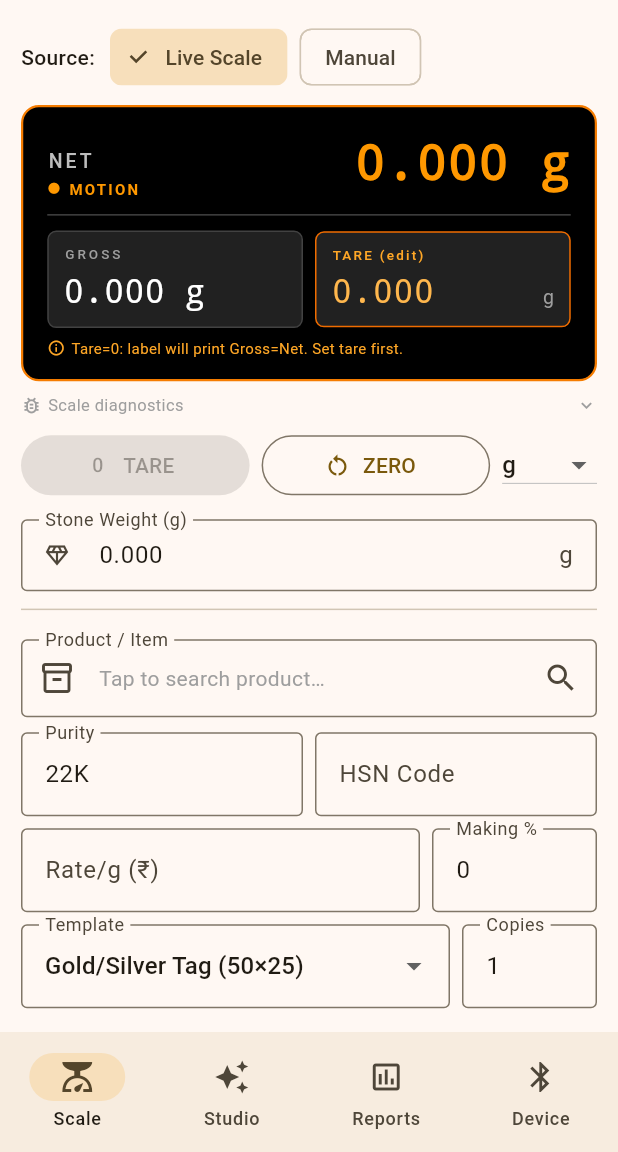
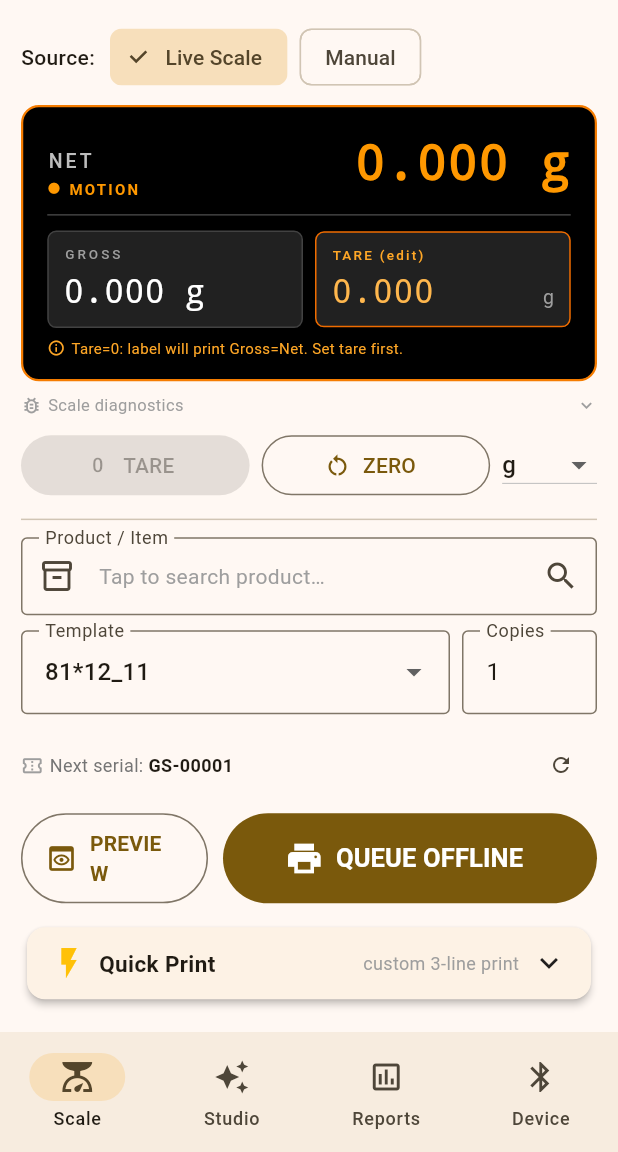
Before and after one commit to jiten3683-cloud/gs-label-app, a Flutter app: the HomeShell screen opened directly with empty values, on a phone screen of 412 x 824 dp, the part 84-1236 px from its top. Run offline on Flutter 3.47's test engine with Material 3 defaults, Android fonts, the phone set to English and light mode, and no system bars; our stand-ins replace barcode_widget, csv, device_info_plus, file_picker, flutter_blue_plus, flutter_secure_storage and 7 more; missing offline and left inert: excel; accounts and stored records are empty.

Commit message:
feat: v1.0.5 — raw scale weight pass-through, extra-zero option, 81x12 template
- Weight is printed exactly as the scale sends it; the unit selector is a
  text suffix only (adds "None"). ESP32 forwards raw unit/decimals over BLE
  and no longer rescales kg readings. Button reprint carries the app's unit.
- "Extra Zero on Weight" setting pads one trailing zero (200.20 -> 200.200).
- Reports reprint keeps the stored precision instead of forcing 3 decimals.
- Built-in 81x12 template seeded on startup.
- Firmware: 180-degree logo rotation, no blank labels after power-on on
  button print, gap/label-size handling for test print.
- Default print direction set to rotated 180; support contact removed from
  login screen.

Co-Authored-By: Claude Opus 5 <noreply@anthropic.com>

```diff
--- a/app/lib/models/label_element.dart
+++ b/app/lib/models/label_element.dart
@@ -87,10 +87,13 @@ class LabelElement {
         } else {
           wtStr = ctx.netStr; wtVar = 'net';
         }
+        // 'unit' rides along so a physical-button reprint on the ESP32 appends the
+        // same suffix the app chose, instead of falling back to a hardcoded "g".
         return {'type': 'text', 'x': x, 'y': y, 'font': font, 'rot': rotation,
                 'xs': xScale, 'ys': yScale, 'bold': bold,
                 'text': '$prefix$wtStr$suffix',
-                'wt_var': wtVar, 'pre': prefix, 'suf': suffix};
+                'wt_var': wtVar, 'pre': prefix, 'suf': suffix,
+                'unit': unit == 'None' ? '' : unit};
       case ElType.serial:
         return {'type': 'text', 'x': x, 'y': y, 'font': font, 'rot': rotation,
                 'xs': xScale, 'ys': yScale, 'bold': bold,
--- a/app/lib/pages/scale_page.dart
+++ b/app/lib/pages/scale_page.dart
@@ -8,12 +8,34 @@ import '../services/db_service.dart';
 import '../models/label_element.dart';
 import '../widgets/label_canvas.dart';
 
-const _unitFactors = {'g': 1.0, 'mg': 1000.0, 'Tola': 1 / 11.6638, 'Carat': 1 / 0.2, 'Kg': 0.001};
-const _unitDecimals = {'g': 3, 'mg': 1, 'Tola': 4, 'Carat': 3, 'Kg': 6};
+// Unit is a SUFFIX ONLY — it is never used to rescale a reading. The scale sends
+// whatever unit it is switched to and the ESP32 forwards that number untouched,
+// so converting here would corrupt it (a 1.234 kg reading is 1.234, not 1234).
+const _unitOptions = ['g', 'mg', 'Tola', 'Carat', 'Kg', 'None'];
 
-double _convert(double grams, String unit) => grams * (_unitFactors[unit] ?? 1.0);
-String _fmt(double grams, String unit) =>
-    '${_convert(grams, unit).toStringAsFixed(_unitDecimals[unit] ?? 3)} $unit';
+// Decimals present in a raw text input, e.g. "20.10" -> 2, "20" -> 0.
+int _rawDecimals(String s) {
+  final t = s.trim();
+  final i = t.indexOf('.');
+  return i < 0 ? 0 : t.length - i - 1;
+}
+
+// Natural decimals of a double using its shortest round-trip form:
+// 20.1234 -> 4, 20.0 -> 0, 20.5 -> 1. Used for values coming from the scale.
+int _valueDecimals(double v) {
+  final s = v.toString();
+  final i = s.indexOf('.');
+  if (i < 0) return 0;
+  final frac = s.substring(i + 1);
+  return frac == '0' ? 0 : frac.length;
+}
+
+// Print the reading exactly as received, at the source's own precision, with the
+// chosen unit appended as a plain suffix. No conversion happens at any point.
+String _fmt(double value, String unit, {int? srcDecimals}) {
+  final text = value.toStringAsFixed(srcDecimals ?? _valueDecimals(value));
+  return unit == 'None' ? text : '$text $unit';
+}
 
 String _expandDots(String line, int wMm) {
   if (!line.contains('...')) return line;
@@ -87,6 +109,9 @@ class _ScalePageState extends State<ScalePage> {
   final _qp3Ctrl          = TextEditingController();
 
   String _unit            = 'g';
+  // Pads one extra trailing zero onto every weight (200.20 -> 200.200). Purely
+  // cosmetic — it widens the printed precision, it never changes the value.
+  bool   _extraZero       = false;
   int?   _templateId;
   String _productCategory = '';
   String _productCode     = '';
@@ -144,8 +169,9 @@ class _ScalePageState extends State<ScalePage> {
     if (!mounted) return;
     setState(() {
       final unit    = s['default_unit'] ?? 'g';
-      _unit         = _unitFactors.containsKey(unit) ? unit : 'g';
-      _printDirection  = int.tryParse(s['print_direction']    ?? '0') ?? 0;
+      _unit         = _unitOptions.contains(unit) ? unit : 'g';
+      _extraZero    = (s['weight_extra_zero'] ?? '0') == '1';
+      _printDirection  = int.tryParse(s['print_direction']    ?? '1') ?? 1;
       _topMarginMm     = int.tryParse(s['print_top_margin_mm']  ?? '1') ?? 1;
       _leftMarginMm    = int.tryParse(s['print_left_margin_mm'] ?? '0') ?? 0;
       _shopName        = s['shop_name']        ?? '';
@@ -198,6 +224,25 @@ class _ScalePageState extends State<ScalePage> {
           : (_resolvedGross - _appTareG).clamp(0, double.infinity);
   double get _stoneG   => (double.tryParse(_stoneCtrl.text) ?? 0).clamp(0, double.infinity);
   double get _metalNet => (_resolvedNet  - _stoneG).clamp(0, double.infinity);
+
+  // Source precision for each weight — drives how many decimals get printed so
+  // the label matches exactly what the scale sent / the user typed.
+  // In live mode the scale reports its own decimal count, which is authoritative:
+  // "0.020 kg" round-trips through a float as 0.02, so inferring from the value
+  // would drop a digit the scale actually displayed.
+  // Applied at the leaf getters only, so net/metal inherit it via their max()
+  // instead of stacking a second zero on top.
+  int _pad(int d) => _extraZero ? d + 1 : d;
+
+  int get _grossDecimals => _pad(_manualMode
+      ? _rawDecimals(_manGrossCtrl.text)
+      : context.read<BleService>().scaleDecimals);
+  int get _tareDecimals => _pad(_manualMode
+      ? _rawDecimals(_manTareCtrl.text)
+      : context.read<BleService>().scaleDecimals);
+  int get _netDecimals   => _grossDecimals > _tareDecimals ? _grossDecimals : _tareDecimals;
+  int get _stoneDecimals => _pad(_rawDecimals(_stoneCtrl.text));
+  int get _metalDecimals => _netDecimals > _stoneDecimals ? _netDecimals : _stoneDecimals;
   double get _rate     => double.tryParse(_rateCtrl.text)   ?? 0;
   double get _making   => double.tryParse(_makingCtrl.text) ?? 0;
   double get _amount   => _metalNet * _rate * (1 + _making / 100);
@@ -237,11 +282,11 @@ class _ScalePageState extends State<ScalePage> {
     final stoG = _stoneG;
     final metG = _metalNet;
     return LabelContext(
-      netStr:    _fmt(_resolvedNet,   _unit),
-      grossStr:  _fmt(_resolvedGross, _unit),
-      tareStr:   _fmt(_resolvedTare,  _unit),
-      stoneStr:  stoG > 0 ? _fmt(stoG, _unit) : '',
-      metalStr:  _fmt(metG, _unit),
+      netStr:    _fmt(_resolvedNet,   _unit, srcDecimals: _netDecimals),
+      grossStr:  _fmt(_resolvedGross, _unit, srcDecimals: _grossDecimals),
+      tareStr:   _fmt(_resolvedTare,  _unit, srcDecimals: _tareDecimals),
+      stoneStr:  stoG > 0 ? _fmt(stoG, _unit, srcDecimals: _stoneDecimals) : '',
+      metalStr:  _fmt(metG, _unit, srcDecimals: _metalDecimals),
       serial:    serial,
       dateStr:   DateFormat('dd-MM-yyyy').format(now),
       timeStr:   DateFormat('HH:mm').format(now),
@@ -314,7 +359,9 @@ class _ScalePageState extends State<ScalePage> {
           logoWidthDots: m['logo_w'] as int? ?? 80,
           logoHeightDots: m['logo_h'] as int? ?? 48,
           prefix: m['pre'] ?? '', suffix: m['suf'] ?? '',
-          decimals: m['dec'] ?? 3, unit: m['unit'] ?? 'g',
+          // The Scale-page dropdown is the suffix of record — the stored template
+          // value is only a fallback for elements saved before it existed.
+          decimals: m['dec'] ?? 3, unit: _unit,
           wtType: _wtTypeFrom(m),
         ).toJson(ctx);
         result.add(resolved);
@@ -427,10 +474,15 @@ class _ScalePageState extends State<ScalePage> {
     final tplRow = await db.getTemplate(_templateId!);
     if (tplRow == null || !mounted) return;
 
-    // Refresh margins from DB in case Settings were changed this session
+    // Refresh all settings from DB in case Settings were changed this session
     final ms = await db.getAllSettings();
-    _topMarginMm  = int.tryParse(ms['print_top_margin_mm']  ?? '1') ?? 1;
-    _leftMarginMm = int.tryParse(ms['print_left_margin_mm'] ?? '0') ?? 0;
+    _topMarginMm     = int.tryParse(ms['print_top_margin_mm']  ?? '1') ?? 1;
+    _leftMarginMm    = int.tryParse(ms['print_left_margin_mm'] ?? '0') ?? 0;
+    _shopName        = ms['shop_name']        ?? '';
+    _companyName     = ms['company_name']     ?? '';
+    _companyAddress  = ms['company_address']  ?? '';
+    _companyPhone    = ms['company_phone']    ?? '';
+    _companyGst      = ms['company_gst']      ?? '';
 
     final ctx      = _buildCtx('PREVIEW');
     final elements = _resolveTemplate(tplRow, ctx);
@@ -459,10 +511,15 @@ class _ScalePageState extends State<ScalePage> {
     final tplRow = await db.getTemplate(_templateId!);
     if (tplRow == null) { _toast('Template not found'); return; }
 
-    // Refresh margins from DB in case Settings were changed this session
-    final ms       = await db.getAllSettings();
-    _topMarginMm   = int.tryParse(ms['print_top_margin_mm']  ?? '1') ?? 1;
-    _leftMarginMm  = int.tryParse(ms['print_left_margin_mm'] ?? '0') ?? 0;
+    // Refresh all settings from DB in case Settings were changed this session
+    final ms         = await db.getAllSettings();
+    _topMarginMm     = int.tryParse(ms['print_top_margin_mm']  ?? '1') ?? 1;
+    _leftMarginMm    = int.tryParse(ms['print_left_margin_mm'] ?? '0') ?? 0;
+    _shopName        = ms['shop_name']        ?? '';
+    _companyName     = ms['company_name']     ?? '';
+    _companyAddress  = ms['company_address']  ?? '';
+    _companyPhone    = ms['company_phone']    ?? '';
+    _companyGst      = ms['company_gst']      ?? '';
 
     final prefix   = await db.getSetting('serial_prefix', def: 'GS-');
     final suffix   = await db.getSetting('serial_suffix', def: '');
@@ -474,16 +531,19 @@ class _ScalePageState extends State<ScalePage> {
     if (elements.isEmpty) { _toast('Template has no content — add lines or design elements'); return; }
 
     final darkStr = await db.getSetting('default_darkness', def: '8');
-    final dirStr  = await db.getSetting('print_direction', def: '0');
+    final dirStr  = await db.getSetting('print_direction', def: '1');
     final copies  = int.tryParse(_copiesCtrl.text) ?? 1;
     final job = {
       'cmd': 'print',
       'label': {
         'w': tplRow['width_mm'], 'h': tplRow['height_mm'],
         'gap': tplRow['gap_mm'], 'darkness': int.tryParse(darkStr) ?? 8,
-        'dir': int.tryParse(dirStr) ?? 0,
+        'dir': int.tryParse(dirStr) ?? 1,
       },
       'copies': copies,
+      // Extra-zero padding travels with the job so a physical-button reprint on
+      // the ESP32 formats the live weight the same way the app just did.
+      'xz': _extraZero ? 1 : 0,
       'elements': elements,
     };
 
@@ -544,9 +604,9 @@ class _ScalePageState extends State<ScalePage> {
         {'type': 'text', 'x': 8, 'y': 8 + e.key * 32,
          'font': '3', 'xs': 1, 'ys': 1, 'rot': 0, 'text': e.value}).toList();
 
-    final dirStr2 = await db.getSetting('print_direction', def: '0');
+    final dirStr2 = await db.getSetting('print_direction', def: '1');
     final job = {'cmd': 'print',
-        'label': {'w': wMm, 'h': hMm, 'gap': gap, 'dir': int.tryParse(dirStr2) ?? 0},
+        'label': {'w': wMm, 'h': hMm, 'gap': gap, 'dir': int.tryParse(dirStr2) ?? 1},
         'copies': 1, 'elements': elems};
     final sent = await ble.sendPrintJob(job);
     if (!sent) {
@@ -584,7 +644,7 @@ class _ScalePageState extends State<ScalePage> {
                 onCapture: ble.isConnected ? _captureFromScale : null,
                 onChanged: () => setState(() {}))
             : _WeightCard(
-                ble: ble, unit: _unit,
+                ble: ble, unit: _unit, extraZero: _extraZero,
                 appTareCtrl: _appTareCtrl, appTareG: _appTareG,
                 onTareChanged: (v) => setState(() => _appTareG = v),
               ),
@@ -629,7 +689,9 @@ class _ScalePageState extends State<ScalePage> {
                     color: _scaleRaw.isEmpty ? Colors.grey : Colors.greenAccent),
               ),
               const SizedBox(height: 4),
-              Text('Parsed: ${ble.grossG.toStringAsFixed(3)} g  '
+              Text('Parsed: ${ble.grossG.toStringAsFixed(ble.scaleDecimals)} '
+                  '${ble.scaleUnit.isEmpty ? "(no unit)" : ble.scaleUnit}  '
+                  'Suffix: $_unit  '
                   'Stable: ${ble.stable}  '
                   'Updated: ${ble.lastSeen != null ? "${DateTime.now().difference(ble.lastSeen!).inSeconds}s ago" : "never"}',
                   style: const TextStyle(fontFamily: 'monospace',
@@ -665,68 +727,13 @@ class _ScalePageState extends State<ScalePage> {
           ],
           DropdownButton<String>(
             value: _unit, isDense: true,
-            items: _unitFactors.keys
+            items: _unitOptions
                 .map((u) => DropdownMenuItem(value: u, child: Text(u))).toList(),
             onChanged: (v) => setState(() => _unit = v ?? 'g'),
           ),
         ]),
 
-        // ── Stone weight ────────────────────────────────────────────────────
-        const SizedBox(height: 12),
-        Row(children: [
-          Expanded(child: TextField(
-            controller: _stoneCtrl,
-            keyboardType: const TextInputType.numberWithOptions(decimal: true),
-            onChanged: (_) => setState(() {}),
-            decoration: const InputDecoration(
-              labelText: 'Stone Weight (g)', prefixIcon: Icon(Icons.diamond_outlined),
-              suffixText: 'g', border: OutlineInputBorder(), isDense: true,
-            ),
-          )),
-          if (_stoneG > 0) ...[
-            const SizedBox(width: 10),
-            Expanded(child: Card(
-              color: Colors.amber.shade50,
-              child: Padding(
-                padding: const EdgeInsets.symmetric(horizontal: 12, vertical: 8),
-                child: Column(crossAxisAlignment: CrossAxisAlignment.start, children: [
-                  const Text('Metal Net', style: TextStyle(fontSize: 11, color: Colors.grey)),
-                  Text(_fmt(_metalNet, _unit),
-                      style: const TextStyle(fontWeight: FontWeight.bold, fontSize: 15)),
-                ]),
-              ),
-            )),
-          ],
-        ]),
-
         const Divider(height: 24),
-
-        // ── Amount preview ──────────────────────────────────────────────────
-        if (_rate > 0) Card(
-          color: Theme.of(context).colorScheme.primaryContainer,
-          child: Padding(
-            padding: const EdgeInsets.all(12),
-            child: Row(children: [
-              Expanded(child: Column(crossAxisAlignment: CrossAxisAlignment.start, children: [
-                Text('Net: ${_fmt(_resolvedNet, _unit)}',
-                    style: const TextStyle(fontWeight: FontWeight.w600)),
-                if (_stoneG > 0) ...[
-                  Text('Stone: − ${_fmt(_stoneG, _unit)}',
-                      style: const TextStyle(color: Colors.deepOrange)),
-                  Text('Metal: ${_fmt(_metalNet, _unit)}',
-                      style: const TextStyle(fontWeight: FontWeight.w600)),
-                ],
-                Text('Making: ${_making.toStringAsFixed(1)}%  '
-                    '= ₹${(_metalNet * _rate * _making / 100).toStringAsFixed(2)}'),
-              ])),
-              Text('₹${_amount.toStringAsFixed(2)}',
-                  style: Theme.of(context).textTheme.titleLarge?.copyWith(
-                      fontWeight: FontWeight.bold,
-                      color: Theme.of(context).colorScheme.primary)),
-            ]),
-          ),
-        ),
-        const SizedBox(height: 8),
 
         // ── Product picker ──────────────────────────────────────────────────
         InkWell(
@@ -742,20 +749,6 @@ class _ScalePageState extends State<ScalePage> {
           ),
         ),
         const SizedBox(height: 10),
-        Row(children: [
-          Expanded(child: _tf(_purityCtrl, 'Purity', TextInputType.text)),
-          const SizedBox(width: 8),
-          Expanded(child: _tf(_hsnCtrl, 'HSN Code', TextInputType.number)),
-        ]),
-        const SizedBox(height: 8),
-        Row(children: [
-          Expanded(child: _tf(_rateCtrl, 'Rate/g (₹)', TextInputType.number,
-              onChanged: (_) => setState(() {}))),
-          const SizedBox(width: 8),
-          SizedBox(width: 110, child: _tf(_makingCtrl, 'Making %',
-              TextInputType.number, onChanged: (_) => setState(() {}))),
-        ]),
-        const SizedBox(height: 8),
         Row(children: [
           Expanded(child: DropdownButtonFormField<int>(
             initialValue: _templateId,
@@ -889,6 +882,7 @@ class _ScalePageState extends State<ScalePage> {
 class _WeightCard extends StatelessWidget {
   final BleService ble;
   final String unit;
+  final bool extraZero;
   final TextEditingController appTareCtrl;
   final double appTareG;
   final ValueChanged<double> onTareChanged;
@@ -896,6 +890,7 @@ class _WeightCard extends StatelessWidget {
   const _WeightCard({
     required this.ble,
     required this.unit,
+    required this.extraZero,
     required this.appTareCtrl,
     required this.appTareG,
     required this.onTareChanged,
@@ -905,6 +900,8 @@ class _WeightCard extends StatelessWidget {
     final stable = ble.stable;
     final col    = stable ? Colors.greenAccent : Colors.orange;
     final net    = (ble.grossG - appTareG).clamp(0.0, double.infinity);
+    // Match the scale's own precision exactly, plus the optional padding zero.
+    final netDec = ble.scaleDecimals + (extraZero ? 1 : 0);
 
     return Container(
       width: double.infinity,
@@ -934,7 +931,7 @@ class _WeightCard extends StatelessWidget {
           Flexible(child: FittedBox(
             fit: BoxFit.scaleDown,
             alignment: Alignment.centerRight,
-            child: Text(_fmt(net, unit),
+            child: Text(_fmt(net, unit, srcDecimals: netDec),
                 style: TextStyle(fontSize: 44, fontWeight: FontWeight.bold,
                     fontFamily: 'monospace', color: col, letterSpacing: 1)),
           )),
@@ -944,7 +941,8 @@ class _WeightCard extends StatelessWidget {
         const SizedBox(height: 10),
         // ── GROSS (read-only) + TARE (editable) ─────────────────────────────
         Row(children: [
-          Expanded(child: _wCard('GROSS', _fmt(ble.grossG, unit), Colors.white)),
+          Expanded(child: _wCard('GROSS',
+              _fmt(ble.grossG, unit, srcDecimals: netDec), Colors.white)),
           const SizedBox(width: 8),
           Expanded(child: _editableTare()),
         ]),
@@ -1099,7 +1097,11 @@ class _ManualWeightPanel extends StatelessWidget {
             Flexible(child: FittedBox(
               fit: BoxFit.scaleDown,
               alignment: Alignment.centerRight,
-              child: Text(_fmt(net < 0 ? 0 : net, unit),
+              child: Text(
+                  _fmt(net < 0 ? 0 : net, unit,
+                      srcDecimals: _rawDecimals(grossCtrl.text) > _rawDecimals(tareCtrl.text)
+                          ? _rawDecimals(grossCtrl.text)
+                          : _rawDecimals(tareCtrl.text)),
                   style: const TextStyle(fontSize: 36, fontWeight: FontWeight.bold,
                       fontFamily: 'monospace', color: Colors.greenAccent)),
             )),
--- a/app/lib/services/ble_service.dart
+++ b/app/lib/services/ble_service.dart
@@ -33,10 +33,15 @@ class BleService extends ChangeNotifier {
 
   List<ScanResult> nearbyDevices = [];
 
+  // Raw scale readings — the numbers exactly as the scale sent them. The ESP32
+  // does not unit-convert, so these are in `scaleUnit`, whatever that happens to
+  // be. Never rescale them; the unit is carried alongside, not folded in.
   double grossG = 0.0;
   double tareG  = 0.0;
   double netG   = 0.0;
   bool   stable = false;
+  String scaleUnit     = '';   // unit token from the scale ('' if it sends none)
+  int    scaleDecimals = 3;    // digits after the decimal point in the raw string
   DateTime? lastSeen;
 
   BleService() {
@@ -204,6 +209,9 @@ class BleService extends ChangeNotifier {
       tareG   = (json['t'] as num).toDouble();
       netG    = (json['n'] as num).toDouble();
       stable  = (json['s'] as num) == 1;
+      // 'u'/'d' are absent on pre-passthrough firmware — keep the old defaults.
+      scaleUnit     = (json['u'] as String?) ?? scaleUnit;
+      scaleDecimals = (json['d'] as num?)?.toInt() ?? scaleDecimals;
       lastSeen = DateTime.now();
       notifyListeners();
     } catch (_) {}
--- a/app/lib/services/db_service.dart
+++ b/app/lib/services/db_service.dart
@@ -143,6 +143,32 @@ class DbService {
     await saveTemplate(
       name: 'Gold/Silver Tag (50×25)', wMm: 50, hMm: 25, gapMm: 3, json: [],
       lines: ['{product}  {purity}', 'G:{gross}  N:{net}', 'T:{tare}  {date}', 'SN:{serial}'],
+    );
+    await _seedBuiltin81x12();
+  }
+
+  // Seed the 81×12 built-in template if it doesn't exist.
+  // Called on every startup so existing installs also receive it.
+  Future<void> ensureBuiltinTemplates() => _seedBuiltin81x12();
+
+  static const _kBuiltin81x12Elements = [
+    {'t':'qr',     'x':157,'y':15, 'text':'',         'font':'3','xs':1,'ys':1,'rot':0,'bold':false,'data':'{product},{serial},{net},{gross},{code}','btype':'128','bh':60,'bw':120,'ecc':'M','qs':2,'xe':100,'ye':50, 'th':2,'pre':'', 'suf':'','wt':0,'logo_path':'','logo_bmp':'','logo_bmpw':0,'logo_w':80,'logo_h':48},
+    {'t':'text',   'x':15, 'y':12, 'text':'{product}','font':'1','xs':1,'ys':1,'rot':0,'bold':false,'data':'',                                       'btype':'128','bh':60,'bw':120,'ecc':'M','qs':4,'xe':584,'ye':28,'th':2,'pre':'', 'suf':'','wt':0,'logo_path':'','logo_bmp':'','logo_bmpw':0,'logo_w':80,'logo_h':48},
+    {'t':'weight', 'x':18, 'y':27, 'text':'',         'font':'1','xs':1,'ys':1,'rot':0,'bold':false,'data':'',                                       'btype':'128','bh':60,'bw':120,'ecc':'M','qs':4,'xe':584,'ye':52,'th':2,'pre':'G:','suf':' ','wt':1,'logo_path':'','logo_bmp':'','logo_bmpw':0,'logo_w':80,'logo_h':48},
+    {'t':'weight', 'x':18, 'y':61, 'text':'',         'font':'1','xs':1,'ys':1,'rot':0,'bold':false,'data':'',                                       'btype':'128','bh':60,'bw':120,'ecc':'M','qs':4,'xe':584,'ye':76,'th':2,'pre':'N:','suf':' ','wt':0,'logo_path':'','logo_bmp':'','logo_bmpw':0,'logo_w':80,'logo_h':48},
+    {'t':'serial', 'x':256,'y':54, 'text':'',         'font':'1','xs':1,'ys':1,'rot':0,'bold':false,'data':'',                                       'btype':'128','bh':60,'bw':120,'ecc':'M','qs':4,'xe':100,'ye':100,'th':2,'pre':'','suf':'', 'wt':0,'logo_path':'','logo_bmp':'','logo_bmpw':0,'logo_w':80,'logo_h':48},
+    {'t':'text',   'x':256,'y':17, 'text':'{purity}', 'font':'1','xs':1,'ys':1,'rot':0,'bold':false,'data':'',                                       'btype':'128','bh':60,'bw':120,'ecc':'M','qs':4,'xe':100,'ye':100,'th':2,'pre':'','suf':'', 'wt':0,'logo_path':'','logo_bmp':'','logo_bmpw':0,'logo_w':80,'logo_h':48},
+    {'t':'text',   'x':254,'y':36, 'text':'{shop}',   'font':'1','xs':1,'ys':1,'rot':0,'bold':false,'data':'',                                       'btype':'128','bh':60,'bw':120,'ecc':'M','qs':4,'xe':100,'ye':100,'th':2,'pre':'','suf':'', 'wt':0,'logo_path':'','logo_bmp':'','logo_bmpw':0,'logo_w':80,'logo_h':48},
+    {'t':'weight', 'x':16, 'y':45, 'text':'',         'font':'1','xs':1,'ys':1,'rot':0,'bold':false,'data':'',                                       'btype':'128','bh':60,'bw':120,'ecc':'M','qs':4,'xe':100,'ye':100,'th':2,'pre':'T:','suf':' ','wt':2,'logo_path':'','logo_bmp':'','logo_bmpw':0,'logo_w':80,'logo_h':48},
+  ];
+
+  Future<void> _seedBuiltin81x12() async {
+    final existing = await _db.query('templates',
+        where: 'name=?', whereArgs: ['81*12_11'], limit: 1);
+    if (existing.isNotEmpty) return;
+    await saveTemplate(
+      name: '81*12_11', wMm: 81, hMm: 12, gapMm: 3,
+      json: _kBuiltin81x12Elements,
     );
   }
 
--- a/app/lib/widgets/label_canvas.dart
+++ b/app/lib/widgets/label_canvas.dart
@@ -85,7 +85,8 @@ class LabelCanvas extends StatelessWidget {
         final data = (el['data'] as String? ?? '').isEmpty
             ? 'SAMPLE' : el['data'] as String;
         // qrSize is cell-width in dots; typical QR ≈25 modules → physical size = qrSize*25 dots
-        final sz = ((el['size'] as num? ?? 4) * 25.0 * scale).clamp(16.0, 300.0);
+        // Minimum 48px so QrImageView renders correctly even at size 2
+        final sz = ((el['size'] as num? ?? 4) * 25.0 * scale).clamp(48.0, 300.0);
         try {
           return SizedBox(width: sz, height: sz, child: QrImageView(
             data: data, version: QrVersions.auto, size: sz,
--- a/app/pubspec.yaml
+++ b/app/pubspec.yaml
@@ -1,7 +1,7 @@
 name: gs_label_app
 description: "JBC-GS-PRINTER — Gold & Silver label printing app for ESP32 + TSC TTP-244 Pro"
 publish_to: 'none'
-version: 1.0.4+6
+version: 1.0.5+7
 
 environment:
   sdk: '>=3.3.0 <4.0.0'
```
Also changed, not shown: app/lib/pages/login_page.dart (+14 -18 lines), app/lib/pages/reports_page.dart (+20 -5 lines), app/lib/pages/settings_page.dart (+16 -3 lines), 1 other file.
